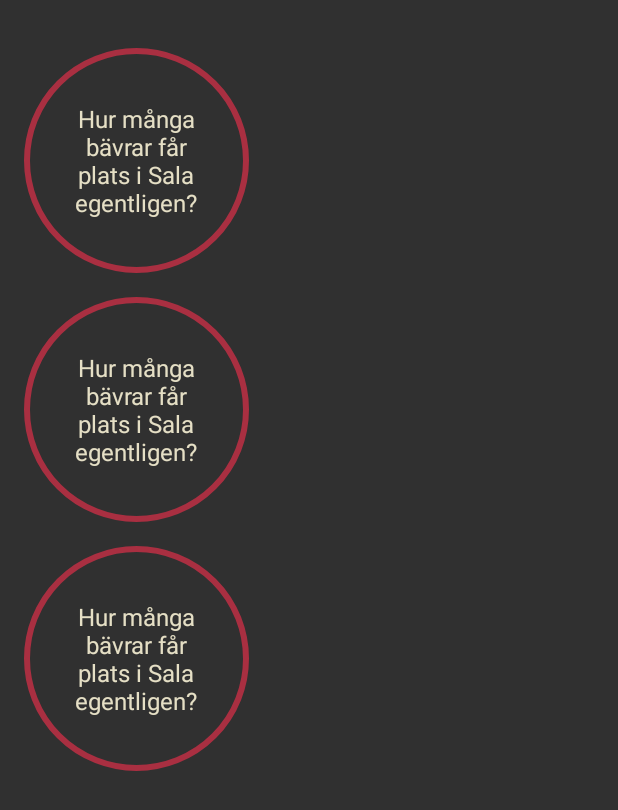
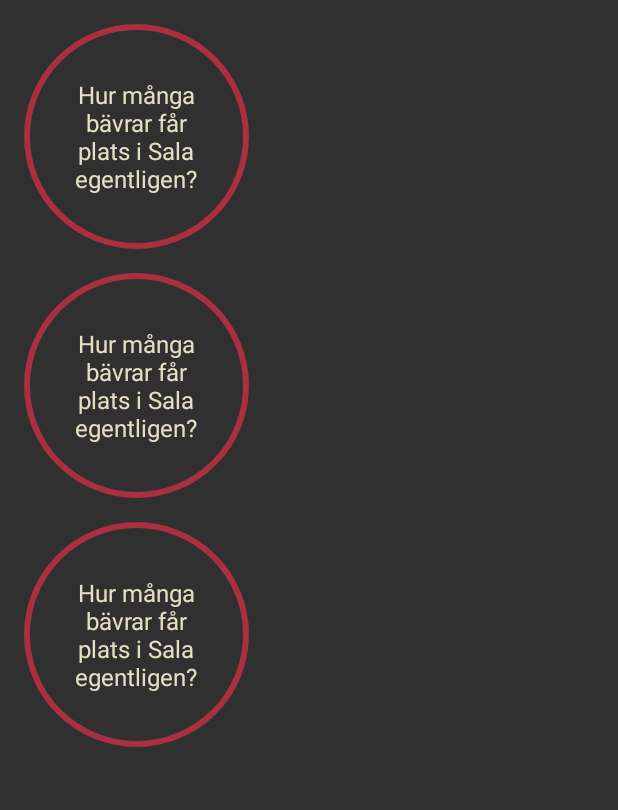
Before and after one commit to bystam/landet, an Android app: the layout fragment_topics.xml on its own in the app's theme, with its tools: preview values and no code run, on a phone screen of 412 x 824 dp. Shown: the top 810 px of the screen. Run offline under Robolectric (Android 15) with nearby library versions, the phone set to English and light mode, and no system bars.

Commit message:
Removed padding

```diff
--- a/android/app/src/main/res/layout/fragment_topics.xml
+++ b/android/app/src/main/res/layout/fragment_topics.xml
@@ -2,7 +2,8 @@
     xmlns:tools="http://schemas.android.com/tools"
     android:layout_width="match_parent"
     android:layout_height="match_parent"
-    android:padding="16dp"
+    android:paddingLeft="16dp"
+    android:paddingRight="16dp"
     tools:context=".topics.TopicsFragment">
 
     <android.support.v7.widget.RecyclerView
```
